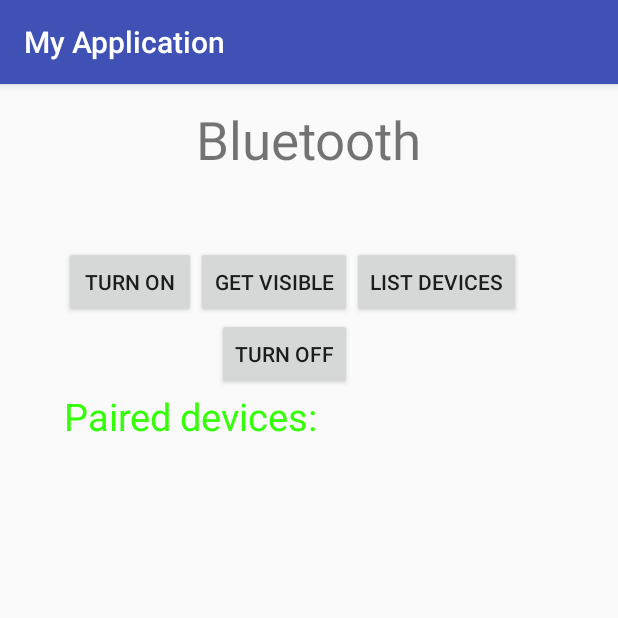
After one commit to Marion904/Hackaton2_Battleship, an Android app: the BlueToothActivity screen opened directly, with no data from a screen before it, on a phone screen of 412 x 824 dp, the top half of it. The commit adds this screen. Run offline under Robolectric (Android 15) with nearby library versions, the phone set to English and light mode, and no system bars.

Commit message:
BlueTooth test

```diff
--- a/app/src/main/AndroidManifest.xml
+++ b/app/src/main/AndroidManifest.xml
@@ -1,6 +1,9 @@
 <?xml version="1.0" encoding="utf-8"?>
 <manifest xmlns:android="http://schemas.android.com/apk/res/android"
     package="com.example.wilder.myapplication">
+
+    <uses-permission android:name="android.permission.BLUETOOTH" />
+    <uses-permission android:name="android.permission.BLUETOOTH_ADMIN" />
 
     <application
         android:allowBackup="true"
@@ -16,6 +19,7 @@
                 <category android:name="android.intent.category.LAUNCHER" />
             </intent-filter>
         </activity>
+        <activity android:name=".BlueToothActivity"></activity>
     </application>
 
 </manifest>
--- /dev/null
+++ b/app/src/main/java/com/example/wilder/myapplication/BlueToothActivity.java
@@ -0,0 +1,71 @@
+package com.example.wilder.myapplication;
+
+import android.support.v7.app.AppCompatActivity;
+import android.os.Bundle;
+import android.bluetooth.BluetoothAdapter;
+import android.bluetooth.BluetoothDevice;
+import android.content.Intent;
+import android.view.View;
+import android.widget.ArrayAdapter;
+import android.widget.Button;
+import android.widget.ListView;
+import android.widget.Toast;
+import java.util.ArrayList;
+import java.util.Set;
+
+public class BlueToothActivity extends AppCompatActivity {
+    Button b1,b2,b3,b4;
+    private BluetoothAdapter BA;
+    private Set<BluetoothDevice>pairedDevices;
+    ListView lv;
+
+
+    @Override
+    protected void onCreate(Bundle savedInstanceState) {
+        super.onCreate(savedInstanceState);
+        setContentView(R.layout.activity_blue_tooth);
+
+
+            b1 = (Button) findViewById(R.id.buttonTurnOn);
+            b2=(Button)findViewById(R.id.buttonVisible);
+            b3=(Button)findViewById(R.id.buttonDevices);
+            b4=(Button)findViewById(R.id.buttonTurnOff);
+            BA = BluetoothAdapter.getDefaultAdapter();
+            lv = (ListView)findViewById(R.id.listViewUsers);
+        }
+
+    public void on(View v){
+        if (!BA.isEnabled()) {
+            Intent turnOn = new Intent(BluetoothAdapter.ACTION_REQUEST_ENABLE);
+            startActivityForResult(turnOn, 0);
+            Toast.makeText(getApplicationContext(), "Turned on",Toast.LENGTH_LONG).show();
+        } else {
+            Toast.makeText(getApplicationContext(), "Already on", Toast.LENGTH_LONG).show();
+        }
+    }
+
+    public void off(View v){
+        BA.disable();
+        Toast.makeText(getApplicationContext(), "Turned off" ,Toast.LENGTH_LONG).show();
+    }
+
+
+    public  void visible(View v){
+        Intent getVisible = new Intent(BluetoothAdapter.ACTION_REQUEST_DISCOVERABLE);
+        startActivityForResult(getVisible, 0);
+    }
+
+
+    public void list(View v){
+        pairedDevices = BA.getBondedDevices();
+
+        ArrayList list = new ArrayList();
+
+        for(BluetoothDevice bt : pairedDevices) list.add(bt.getName());
+        Toast.makeText(getApplicationContext(), "Showing Paired Devices",Toast.LENGTH_SHORT).show();
+
+        final ArrayAdapter adapter = new  ArrayAdapter(this,android.R.layout.simple_list_item_1, list);
+
+        lv.setAdapter(adapter);
+    }
+}
--- a/app/src/main/java/com/example/wilder/myapplication/MainActivity.java
+++ b/app/src/main/java/com/example/wilder/myapplication/MainActivity.java
@@ -1,13 +1,25 @@
 package com.example.wilder.myapplication;
 
+import android.content.Intent;
 import android.support.v7.app.AppCompatActivity;
 import android.os.Bundle;
+import android.view.View;
+import android.widget.Button;
 
 public class MainActivity extends AppCompatActivity {
+    Button button5;
 
     @Override
     protected void onCreate(Bundle savedInstanceState) {
         super.onCreate(savedInstanceState);
         setContentView(R.layout.activity_main);
+        button5 = (Button)findViewById(R.id.button5);
+
+        button5.setOnClickListener(new View.OnClickListener() {
+            @Override
+            public void onClick(View v) {
+                startActivity(new Intent(getApplicationContext(), BlueToothActivity.class));
+            }
+        });
     }
 }
--- /dev/null
+++ b/app/src/main/res/layout/activity_blue_tooth.xml
@@ -0,0 +1,100 @@
+<?xml version="1.0" encoding="utf-8"?>
+<RelativeLayout
+    xmlns:android="http://schemas.android.com/apk/res/android"
+    xmlns:tools="http://schemas.android.com/tools"
+    android:layout_width="match_parent"
+    android:layout_height="match_parent"
+    tools:context=".BlueToothActivity"
+    android:transitionGroup="true">
+
+    <TextView
+        android:id="@+id/textview"
+        android:layout_width="wrap_content"
+        android:layout_height="wrap_content"
+        android:text="Bluetooth"
+        android:textSize="35dp"
+        android:layout_alignParentTop="true"
+        android:layout_centerHorizontal="true"
+        android:layout_marginTop="13dp" />
+
+    <TextView
+        android:id="@+id/textView"
+        android:layout_width="wrap_content"
+        android:layout_height="wrap_content"
+        android:layout_below="@+id/textview"
+        android:layout_centerHorizontal="true"
+        android:textColor="#ff7aff24"
+        android:textSize="35dp" />
+
+    <ImageView
+        android:layout_width="wrap_content"
+        android:layout_height="wrap_content"
+        android:id="@+id/imageView"
+        android:layout_below="@+id/textView"
+        android:layout_centerHorizontal="true"
+
+        android:theme="@style/Base.TextAppearance.AppCompat" />
+
+    <Button
+        android:layout_width="wrap_content"
+        android:layout_height="wrap_content"
+        android:text="Turn On"
+        android:id="@+id/buttonTurnOn"
+        android:clickable="true"
+        android:onClick="on"
+        android:layout_above="@+id/buttonTurnOff"
+        android:layout_toLeftOf="@+id/textview"
+        android:layout_toStartOf="@+id/textview" />
+
+    <Button
+        android:layout_width="wrap_content"
+        android:layout_height="wrap_content"
+        android:text="Get visible"
+        android:onClick="visible"
+        android:id="@+id/buttonVisible"
+        android:layout_alignBaseline="@+id/buttonDevices"
+        android:layout_alignBottom="@+id/buttonDevices"
+        android:layout_toRightOf="@+id/buttonTurnOn"
+        android:layout_toEndOf="@+id/buttonTurnOn" />
+
+    <Button
+        android:layout_width="wrap_content"
+        android:layout_height="wrap_content"
+        android:text="List devices"
+        android:onClick="list"
+        android:id="@+id/buttonDevices"
+        android:layout_below="@+id/textView"
+        android:layout_toRightOf="@+id/buttonVisible"
+        android:layout_toEndOf="@+id/buttonVisible" />
+
+    <Button
+        android:layout_width="wrap_content"
+        android:layout_height="wrap_content"
+        android:text="turn off"
+        android:onClick="off"
+        android:id="@+id/buttonTurnOff"
+        android:layout_below="@+id/buttonVisible"
+        android:layout_toLeftOf="@+id/buttonDevices"
+        android:layout_toStartOf="@+id/buttonDevices" />
+
+    <ListView
+        android:layout_width="wrap_content"
+        android:layout_height="wrap_content"
+        android:id="@+id/listViewUsers"
+        android:layout_alignParentBottom="true"
+        android:layout_alignLeft="@+id/buttonTurnOn"
+        android:layout_alignStart="@+id/buttonTurnOn"
+        android:layout_below="@+id/textView2" />
+
+    <TextView
+        android:layout_width="wrap_content"
+        android:layout_height="wrap_content"
+        android:text="Paired devices:"
+        android:id="@+id/textView2"
+        android:textColor="#ff34ff06"
+        android:textSize="25dp"
+        android:layout_below="@+id/buttonTurnOff"
+        android:layout_alignLeft="@+id/listViewUsers"
+        android:layout_alignStart="@+id/listViewUsers" />
+
+</RelativeLayout>
--- a/app/src/main/res/layout/activity_main.xml
+++ b/app/src/main/res/layout/activity_main.xml
@@ -6,13 +6,13 @@
     android:layout_height="match_parent"
     tools:context="com.example.wilder.myapplication.MainActivity">
 
-    <TextView
+    <Button
+        android:id="@+id/button5"
         android:layout_width="wrap_content"
         android:layout_height="wrap_content"
-        android:text="Hello World!"
-        app:layout_constraintBottom_toBottomOf="parent"
+        android:text="Button"
+        android:layout_marginLeft="8dp"
         app:layout_constraintLeft_toLeftOf="parent"
-        app:layout_constraintRight_toRightOf="parent"
-        app:layout_constraintTop_toTopOf="parent" />
-
+        app:layout_constraintTop_toTopOf="parent"
+        android:layout_marginTop="8dp" />
 </android.support.constraint.ConstraintLayout>
--- a/build.gradle
+++ b/build.gradle
@@ -5,7 +5,7 @@ buildscript {
         jcenter()
     }
     dependencies {
-        classpath 'com.android.tools.build:gradle:2.3.0'
+        classpath 'com.android.tools.build:gradle:2.3.1'
 
         // NOTE: Do not place your application dependencies here; they belong
         // in the individual module build.gradle files
```
